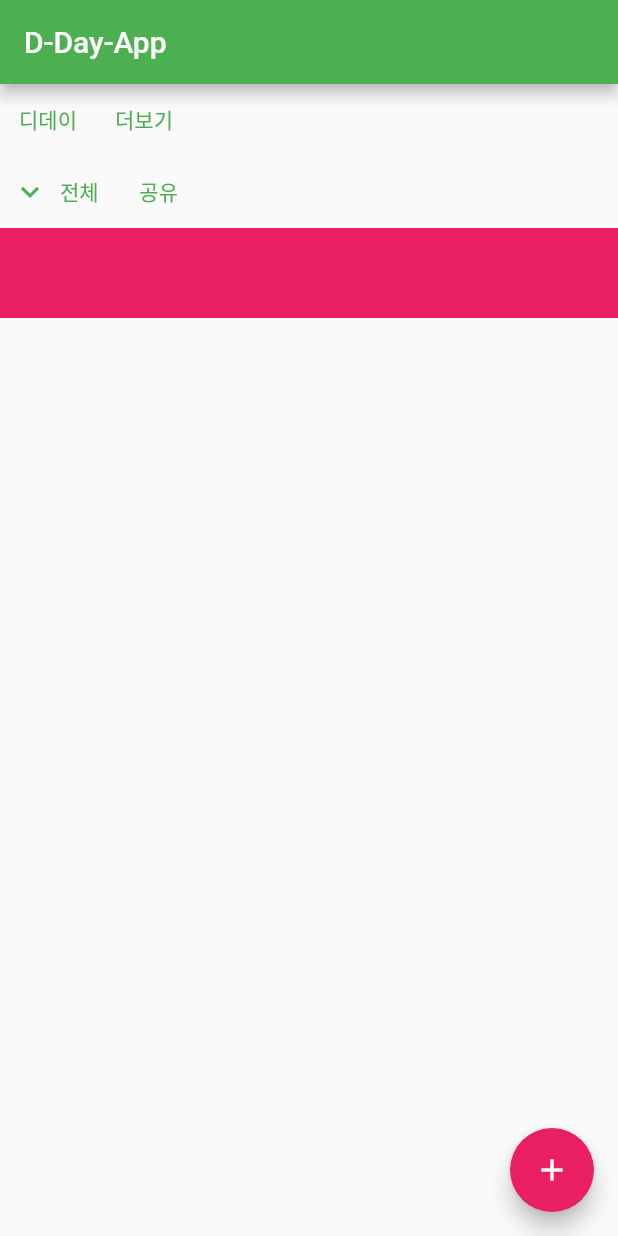
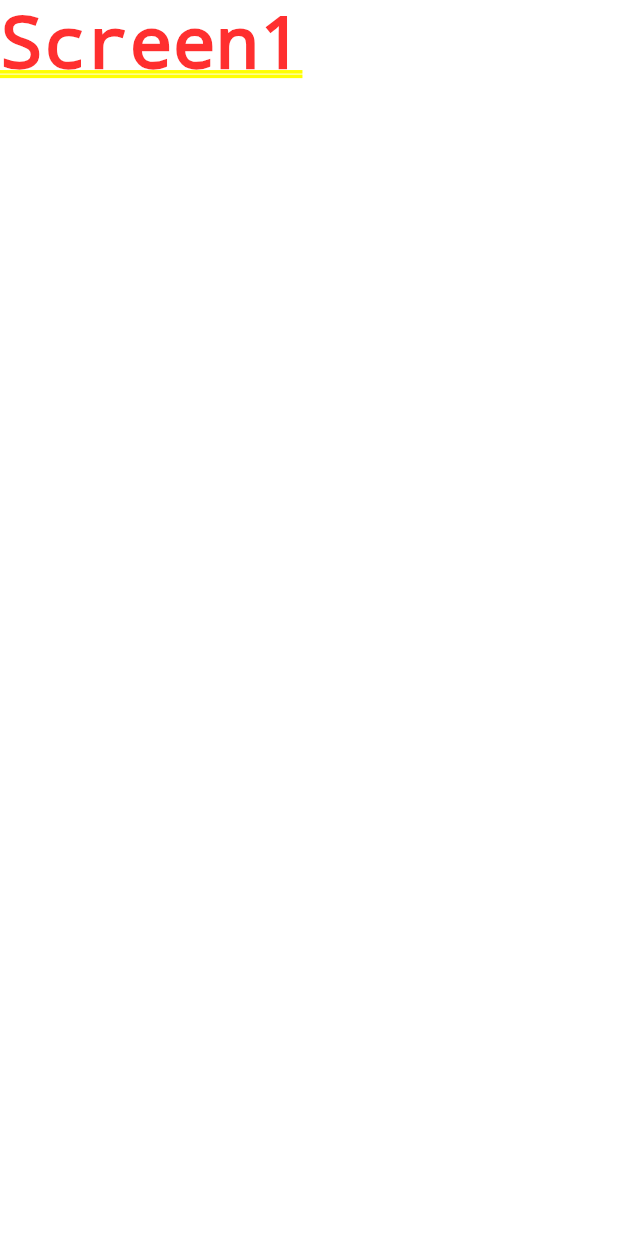
Before and after one commit to kwonjs1996/d_day_app, a Flutter app: the screen it shows after launch, after a tap on "더보기", on a phone screen of 412 x 824 dp. Run offline on Flutter 3.47's test engine with Material 2 defaults, Android fonts, the phone set to English and light mode, and no system bars.

Commit message:
D-Day-App 레이아웃

```diff
--- a/lib/main.dart
+++ b/lib/main.dart
@@ -1,4 +1,6 @@
+import 'package:d_day_app/screen1.dart';
 import 'package:flutter/material.dart';
+import 'package:d_day_app/screen1.dart';
 
 void main() {
   runApp(const MyApp());
@@ -9,9 +11,8 @@
   @override
   Widget build(BuildContext context) {
     return MaterialApp(
-      title: 'Flutter Demo',
       theme: ThemeData(
-        primarySwatch: Colors.green,
+        primarySwatch: Colors.pink,
       ),
       home: const MyHomePage(),
     );
@@ -31,20 +32,63 @@
     return Scaffold(
       appBar: AppBar(
         title: Text('D-Day-App'),
+        actions: <Widget>[
+          IconButton(
+            onPressed: () {
+              print("appbar 더보기 클릭됌");
+            },
+            icon: Icon(Icons.more_vert),
+          )
+        ],
       ),
       body: Center(
         child: Column(
           children: [
-            Row(
-              children: [
-                TextButton(
-                  onPressed: () {},
-                  child: Text('디데이'),
-                ),
-                TextButton(onPressed: () {}, child: Text('더보기'))
-              ],
+            Container(
+              color: Colors.pink,
+              child: Row(
+                mainAxisAlignment: MainAxisAlignment.spaceEvenly,
+                children: [
+                  TextButton(
+                    onPressed: () {
+                      print("디데이 click");
+                    },
+                    child: Text(
+                      '디데이',
+                      style: TextStyle(
+                        color: Colors.white,
+                        fontWeight: FontWeight.bold,
+                      ),
+                    ),
+                  ),
+                  SizedBox(
+                    width: 1,
+                  ),
+                  TextButton(
+                    onPressed: () {
+                      Navigator.push(
+                        context,
+                        MaterialPageRoute(
+                          builder: (context) {
+                            return Screen1();
+                          },
+                        ),
+                      );
+                      print("더보기 click");
+                    },
+                    child: Text(
+                      '더보기',
+                      style: TextStyle(
+                        color: Colors.white,
+                        fontWeight: FontWeight.bold,
+                      ),
+                    ),
+                  )
+                ],
+              ),
             ),
             Row(
+              mainAxisAlignment: MainAxisAlignment.spaceBetween,
               children: [
                 TextButton.icon(
                   onPressed: () {},
--- /dev/null
+++ b/lib/screen1.dart
@@ -0,0 +1,17 @@
+import 'package:flutter/material.dart';
+
+class Screen1 extends StatefulWidget {
+  const Screen1({Key? key}) : super(key: key);
+
+  @override
+  State<Screen1> createState() => _Screen1State();
+}
+
+class _Screen1State extends State<Screen1> {
+  @override
+  Widget build(BuildContext context) {
+    return Container(
+      child: Text("Screen1"),
+    );
+  }
+}
```
